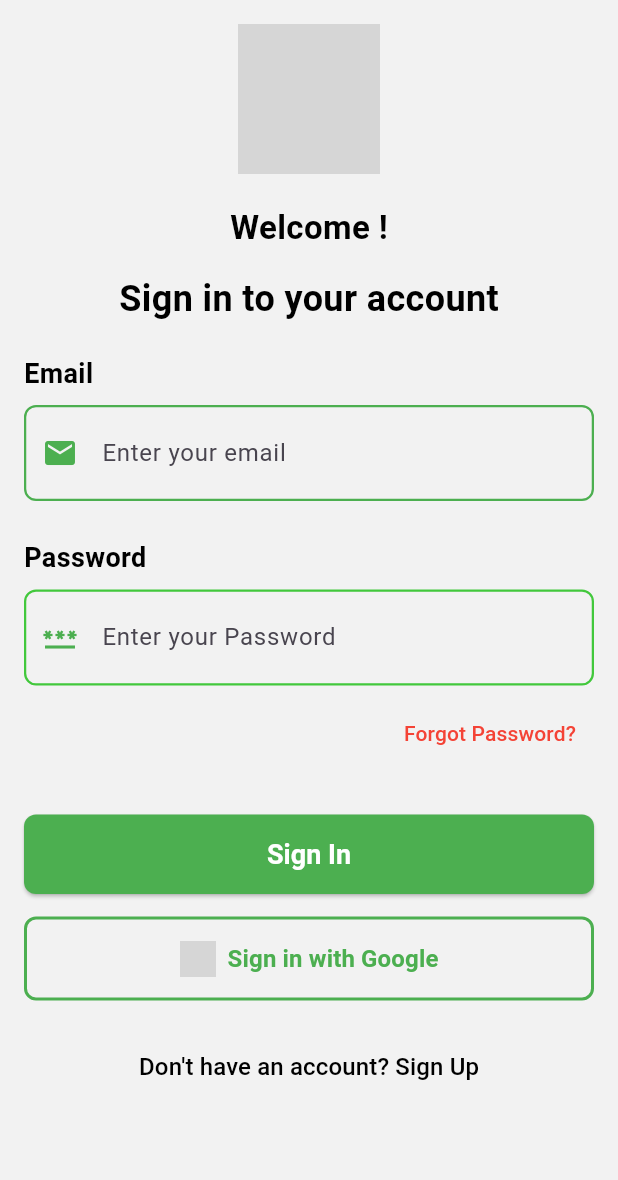
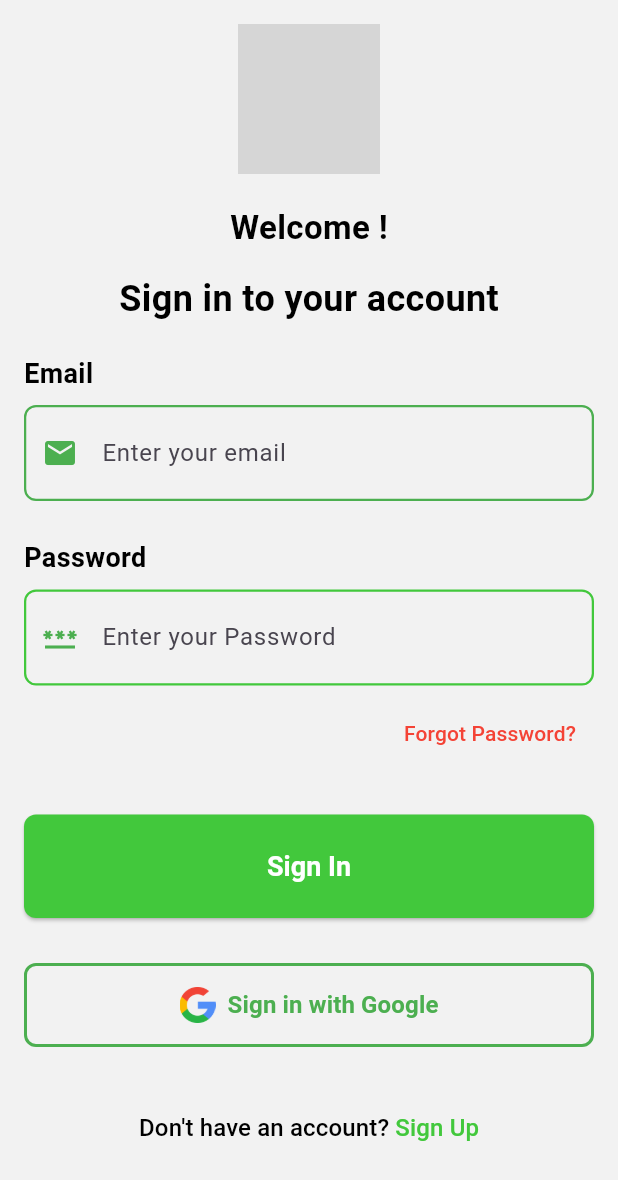
Before and after one commit to Dinesh-jrr/Futsal-Booking-System, a Flutter app: the SignIn screen opened directly, on a phone screen of 412 x 824 dp. Shown: the top 1180 px of the screen. Run offline on Flutter 3.47's test engine with Material 3 defaults, Android fonts, the phone set to English and light mode, and no system bars; our stand-ins replace hydrated_bloc; grey boxes are pictures that could not be loaded.

Commit message:
Singin page completed

```diff
--- a/lib/presentation/auth/pages/signin.dart
+++ b/lib/presentation/auth/pages/signin.dart
@@ -151,8 +151,8 @@ class SignIn extends StatelessWidget {
                 // Handle sign-in logic
               },
               style: ElevatedButton.styleFrom(
-                backgroundColor: Colors.green,
-                padding: const EdgeInsets.symmetric(vertical: 16.0),
+                backgroundColor:AppColors.primary,
+                padding: const EdgeInsets.symmetric(vertical: 24.0),
                 shape: RoundedRectangleBorder(
                   borderRadius: BorderRadius.circular(8.0),
                 ),
@@ -167,7 +167,7 @@ class SignIn extends StatelessWidget {
                 ),
               ),
             ),
-            const SizedBox(height: 15),
+            const SizedBox(height: 30),
 
             // Sign in with Google button
             OutlinedButton.icon(
@@ -182,7 +182,7 @@ class SignIn extends StatelessWidget {
                   ),
                 ),
                 icon: Image.asset(
-                './assets/images/google_logo.png',
+                  'assets/icons/google.png',  // Update the path here
                   height: 24,
                 ),
                 label: const Text(
@@ -195,7 +195,7 @@ class SignIn extends StatelessWidget {
                   ),
                 ),
               ),
-            const SizedBox(height: 20),
+            const SizedBox(height: 30),
 
             // Already have an account? Sign in
             Center(
@@ -203,12 +203,24 @@ class SignIn extends StatelessWidget {
                 onPressed: () {
                   // Navigate to sign-up page
                    },
-                child: const Text(
-                  "Don't have an account? Sign Up",
+            child: const Text.rich(
+              TextSpan(
+                text: "Don't have an account? ",
                 style: TextStyle(
                   fontFamily: 'Roboto',
                   fontSize: 16,
-                    color: Colors.black,
+                  color: Colors.black, // Regular text color
+                ),
+                children: [
+                  TextSpan(
+                    text: "Sign Up", // Text to color
+                    style: TextStyle(
+                      fontFamily: 'Roboto',
+                      fontSize: 16,
+                      color: AppColors.primary, // Apply primary color here
+                    ),
+                  ),
+                ],
               ),
             ),
           ),
```
Also changed, not shown: pubspec.yaml (+5 -60 lines), assets/icons/google.png (added), pubspec.lock. Lines whose indentation alone changed are shown as unchanged.
